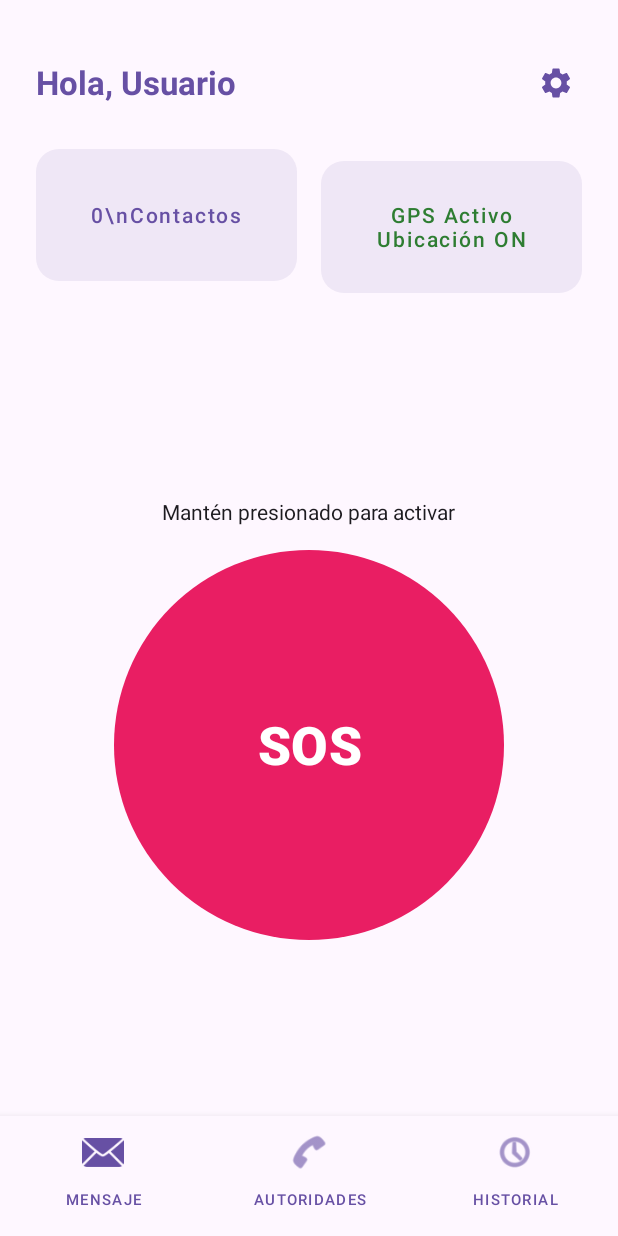
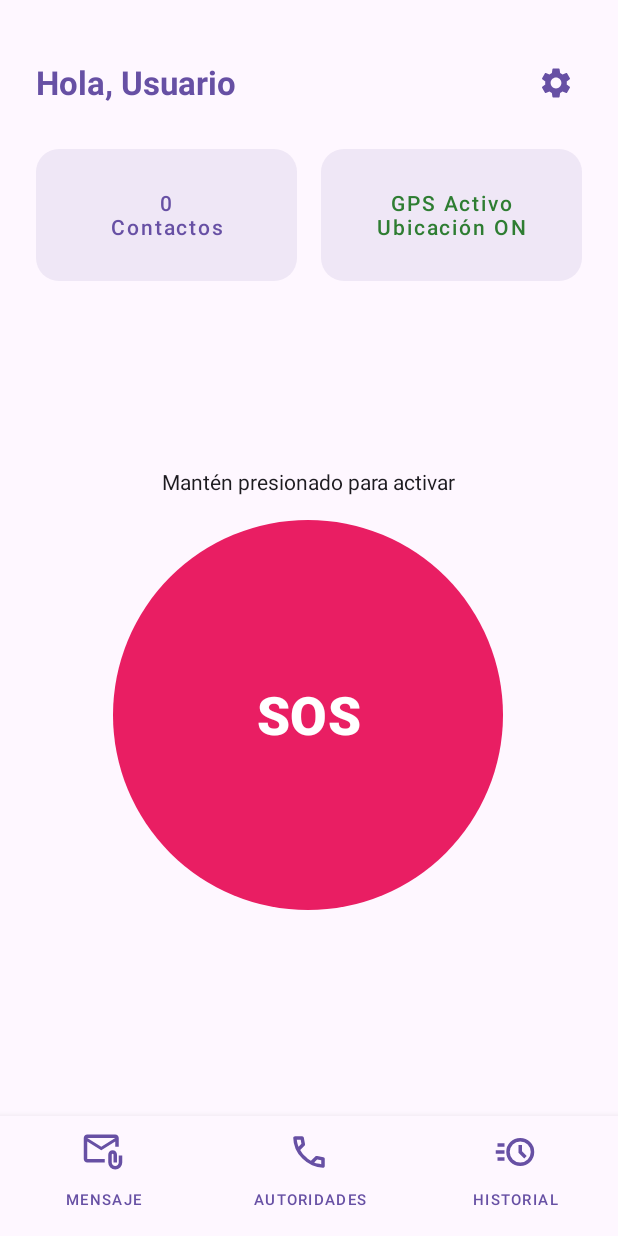
Before and after one commit to LuisDavid427/ProyectoAlertaMujer, an Android app: the screen it shows after launch (MainActivity), on a phone screen of 412 x 824 dp. Run offline under Robolectric (Android 15) with nearby library versions, the light colour scheme and no system bars.

Commit message:
arreglos de temas

```diff
--- a/alertaMujer/app/src/main/java/com/example/alertamujer/MainActivity.kt
+++ b/alertaMujer/app/src/main/java/com/example/alertamujer/MainActivity.kt
@@ -61,6 +61,6 @@ class MainActivity : AppCompatActivity() {
         val contactosArray = JSONArray(contactosJson)
         val numeroDeContactos = contactosArray.length()
 
-        btnContactos.text = "$numeroDeContactos\\nContactos"
+        btnContactos.text = "$numeroDeContactos\nContactos"
     }
 }
--- /dev/null
+++ b/alertaMujer/app/src/main/res/drawable/outline_acute_24.xml
@@ -0,0 +1,5 @@
+<vector xmlns:android="http://schemas.android.com/apk/res/android" android:height="24dp" android:tint="#000000" android:viewportHeight="960" android:viewportWidth="960" android:width="24dp">
+
+    <path android:fillColor="@android:color/white" android:pathData="M600,800Q466,800 373,707Q280,614 280,480Q280,347 373,253.5Q466,160 600,160Q733,160 826.5,253.5Q920,347 920,480Q920,614 826.5,707Q733,800 600,800ZM600,720Q700,720 770,650Q840,580 840,480Q840,380 770,310Q700,240 600,240Q500,240 430,310Q360,380 360,480Q360,580 430,650Q500,720 600,720ZM691,629L748,572L640,464L640,320L560,320L560,497L691,629ZM80,360L80,280L240,280L240,360L80,360ZM40,520L40,440L240,440L240,520L40,520ZM80,680L80,600L240,600L240,680L80,680ZM600,480Q600,480 600,480Q600,480 600,480Q600,480 600,480Q600,480 600,480Q600,480 600,480Q600,480 600,480Q600,480 600,480Q600,480 600,480Z"/>
+
+</vector>
--- /dev/null
+++ b/alertaMujer/app/src/main/res/drawable/outline_attach_email_24.xml
@@ -0,0 +1,5 @@
+<vector xmlns:android="http://schemas.android.com/apk/res/android" android:height="24dp" android:tint="#000000" android:viewportHeight="960" android:viewportWidth="960" android:width="24dp">
+
+    <path android:fillColor="@android:color/white" android:pathData="M440,440L120,240L120,640Q120,640 120,640Q120,640 120,640L520,640L520,720L120,720Q87,720 63.5,696.5Q40,673 40,640L40,160Q40,127 63.5,103.5Q87,80 120,80L760,80Q793,80 816.5,103.5Q840,127 840,160L840,360L760,360L760,240L440,440ZM440,360L760,160L120,160L440,360ZM760,880Q694,880 647,833Q600,786 600,720L600,540Q600,498 629,469Q658,440 700,440Q742,440 771,469Q800,498 800,540L800,720L720,720L720,540Q720,532 714,526Q708,520 700,520Q692,520 686,526Q680,532 680,540L680,720Q680,753 703.5,776.5Q727,800 760,800Q793,800 816.5,776.5Q840,753 840,720L840,560L920,560L920,720Q920,786 873,833Q826,880 760,880ZM120,240L120,160L120,160L120,240L120,640Q120,640 120,640Q120,640 120,640L120,640L120,540Q120,482 120,441Q120,400 120,400L120,400L120,240Z"/>
+
+</vector>
--- /dev/null
+++ b/alertaMujer/app/src/main/res/drawable/outline_call_24.xml
@@ -0,0 +1,5 @@
+<vector xmlns:android="http://schemas.android.com/apk/res/android" android:height="24dp" android:tint="#000000" android:viewportHeight="960" android:viewportWidth="960" android:width="24dp">
+
+    <path android:fillColor="@android:color/white" android:pathData="M798,840Q673,840 551,785.5Q429,731 329,631Q229,531 174.5,409Q120,287 120,162Q120,144 132,132Q144,120 162,120L324,120Q338,120 349,129.5Q360,139 362,152L388,292Q390,308 387,319Q384,330 376,338L279,436Q299,473 326.5,507.5Q354,542 387,574Q418,605 452,631.5Q486,658 524,680L618,586Q627,577 641.5,572.5Q656,568 670,570L808,598Q822,602 831,612.5Q840,623 840,636L840,798Q840,816 828,828Q816,840 798,840ZM241,360L307,294Q307,294 307,294Q307,294 307,294L290,200Q290,200 290,200Q290,200 290,200L201,200Q201,200 201,200Q201,200 201,200Q206,241 215,281Q224,321 241,360ZM599,718Q638,735 678.5,745Q719,755 760,758Q760,758 760,758Q760,758 760,758L760,670Q760,670 760,670Q760,670 760,670L666,651Q666,651 666,651Q666,651 666,651L599,718ZM241,360Q241,360 241,360Q241,360 241,360Q241,360 241,360Q241,360 241,360L241,360Q241,360 241,360Q241,360 241,360L241,360Q241,360 241,360Q241,360 241,360ZM599,718L599,718Q599,718 599,718Q599,718 599,718L599,718Q599,718 599,718Q599,718 599,718L599,718Q599,718 599,718Q599,718 599,718Q599,718 599,718Q599,718 599,718Z"/>
+
+</vector>
--- /dev/null
+++ b/alertaMujer/app/src/main/res/drawable/outline_delete_24.xml
@@ -0,0 +1,5 @@
+<vector xmlns:android="http://schemas.android.com/apk/res/android" android:height="24dp" android:tint="#000000" android:viewportHeight="960" android:viewportWidth="960" android:width="24dp">
+
+    <path android:fillColor="@android:color/white" android:pathData="M280,840Q247,840 223.5,816.5Q200,793 200,760L200,240L160,240L160,160L360,160L360,120L600,120L600,160L800,160L800,240L760,240L760,760Q760,793 736.5,816.5Q713,840 680,840L280,840ZM680,240L280,240L280,760Q280,760 280,760Q280,760 280,760L680,760Q680,760 680,760Q680,760 680,760L680,240ZM360,680L440,680L440,320L360,320L360,680ZM520,680L600,680L600,320L520,320L520,680ZM280,240L280,240L280,760Q280,760 280,760Q280,760 280,760L280,760Q280,760 280,760Q280,760 280,760L280,240Z"/>
+
+</vector>
--- /dev/null
+++ b/alertaMujer/app/src/main/res/drawable/outline_ink_pen_24.xml
@@ -0,0 +1,5 @@
+<vector xmlns:android="http://schemas.android.com/apk/res/android" android:height="24dp" android:tint="#000000" android:viewportHeight="960" android:viewportWidth="960" android:width="24dp">
+
+    <path android:fillColor="@android:color/white" android:pathData="M490,433L527,470L744,253L707,216L490,433ZM200,760L237,760L470,527L433,490L200,723L200,760ZM555,555L405,405L572,238L543,209Q543,209 543,209Q543,209 543,209L324,428L268,372L486,153Q510,129 542.5,129Q575,129 599,153L628,182L678,132Q690,120 706.5,120Q723,120 735,132L828,225Q840,237 840,253.5Q840,270 828,282L555,555ZM270,840L120,840L120,690L405,405L555,555L270,840Z"/>
+
+</vector>
--- a/alertaMujer/app/src/main/res/layout/activity_add_contacto.xml
+++ b/alertaMujer/app/src/main/res/layout/activity_add_contacto.xml
@@ -4,7 +4,7 @@
     xmlns:tools="http://schemas.android.com/tools"
     android:layout_width="match_parent"
     android:layout_height="match_parent"
-    android:background="#FDF7FA"
+    android:background="?attr/colorSurface"
     tools:context=".AddContactoActivity">
 
     <androidx.appcompat.widget.Toolbar
@@ -12,12 +12,12 @@
         android:layout_width="match_parent"
         android:layout_height="?attr/actionBarSize"
         android:layout_marginTop="24dp"
-        android:background="#4A148C"
+        android:background="?attr/colorSurface"
         app:layout_constraintTop_toTopOf="parent"
         app:navigationIcon="?attr/homeAsUpIndicator"
         app:navigationIconTint="#FFFFFF"
         app:title="Agregar Nuevo Contacto"
-        app:titleTextColor="#FFFFFF" />
+        app:titleTextColor="?attr/colorPrimary" />
 
     <EditText
         android:id="@+id/et_nombre_contacto"
--- a/alertaMujer/app/src/main/res/layout/activity_main.xml
+++ b/alertaMujer/app/src/main/res/layout/activity_main.xml
@@ -42,6 +42,7 @@
         android:layout_width="match_parent"
         android:layout_height="wrap_content"
         android:orientation="horizontal"
+        android:baselineAligned="false"
         android:padding="16dp"
         app:layout_constraintTop_toBottomOf="@id/txt_saludo">
 
@@ -106,9 +107,10 @@
         app:elevation="12dp"
         app:layout_constraintBottom_toBottomOf="parent"
         app:layout_constraintEnd_toEndOf="parent"
+        app:layout_constraintHorizontal_bias="0.496"
         app:layout_constraintStart_toStartOf="parent"
         app:layout_constraintTop_toTopOf="parent"
-        app:layout_constraintVertical_bias="0.65" />
+        app:layout_constraintVertical_bias="0.615" />
 
     <LinearLayout
         android:id="@+id/menu_inferior"
@@ -126,23 +128,23 @@
             android:layout_height="80dp"
             android:layout_weight="1"
             android:text="@string/mensaje"
+            android:textColor="?attr/colorPrimary"
             android:textSize="10sp"
-            app:icon="@android:drawable/ic_dialog_email"
+            app:icon="@drawable/outline_attach_email_24"
             app:iconGravity="top"
             app:iconSize="28dp"
-            app:iconTint="?attr/colorPrimary"
-            android:textColor="?attr/colorPrimary"/>
+            app:iconTint="?attr/colorPrimary" />
 
         <com.google.android.material.button.MaterialButton
             android:id="@+id/btn_autoridades"
             style="@style/Widget.MaterialComponents.Button.TextButton"
             android:layout_width="0dp"
-            android:layout_height="match_parent"
+            android:layout_height="80dp"
             android:layout_weight="1"
             android:text="@string/autoridades"
             android:textColor="?attr/colorPrimary"
             android:textSize="10sp"
-            app:icon="@android:drawable/ic_menu_call"
+            app:icon="@drawable/outline_call_24"
             app:iconGravity="top"
             app:iconSize="28dp"
             app:iconTint="?attr/colorPrimary" />
@@ -155,12 +157,10 @@
             android:layout_weight="1"
             android:text="@string/historial"
             android:textSize="10sp"
-            app:icon="@android:drawable/ic_menu_recent_history"
+            app:icon="@drawable/outline_acute_24"
             app:iconGravity="top"
             app:iconSize="28dp"
-            app:iconTint="?attr/colorPrimary"
-            android:textColor="?attr/colorPrimary"/>
-
+            app:iconTint="?attr/colorPrimary"/>
     </LinearLayout>
 
 </androidx.constraintlayout.widget.ConstraintLayout>
--- a/alertaMujer/app/src/main/res/layout/item_contacto.xml
+++ b/alertaMujer/app/src/main/res/layout/item_contacto.xml
@@ -35,7 +35,7 @@
         android:layout_height="wrap_content"
         android:layout_marginEnd="16dp"
         android:background="?attr/selectableItemBackgroundBorderless"
-        android:src="@android:drawable/ic_menu_edit"
+        android:src="@drawable/outline_ink_pen_24"
         app:tint="@color/material_on_surface_emphasis_medium" />
 
     <ImageButton
@@ -43,7 +43,7 @@
         android:layout_width="wrap_content"
         android:layout_height="wrap_content"
         android:background="?attr/selectableItemBackgroundBorderless"
-        android:src="@android:drawable/ic_menu_delete"
+        android:src="@drawable/outline_delete_24"
         app:tint="@color/material_on_surface_emphasis_medium" />
 
 </LinearLayout>
--- a/alertaMujer/app/src/main/res/values-night/themes.xml
+++ b/alertaMujer/app/src/main/res/values-night/themes.xml
@@ -5,6 +5,7 @@
         <item name="colorPrimary">@color/purple_200</item>
         <item name="colorPrimaryVariant">@color/purple_700</item>
         <item name="colorOnPrimary">@color/black</item>
+
         <!-- Secondary brand color. -->
         <item name="colorSecondary">@color/teal_200</item>
         <item name="colorSecondaryVariant">@color/teal_200</item>
--- a/alertaMujer/app/src/main/res/values/themes.xml
+++ b/alertaMujer/app/src/main/res/values/themes.xml
@@ -6,7 +6,7 @@
         <item name="colorPrimaryVariant">@color/purple_700</item>
         <item name="colorOnPrimary">@color/white</item>
         <!-- Secondary brand color. -->
-        <item name="colorSecondary">@color/teal_200</item>
+        <item name="colorSecondary">#4D4A148C</item>
         <item name="colorSecondaryVariant">@color/teal_700</item>
         <item name="colorOnSecondary">@color/black</item>
         <!-- Status bar color. -->
```
Also changed, not shown: alertaMujer/app/src/main/res/layout/activity_contactos.xml (+8 -6 lines).
